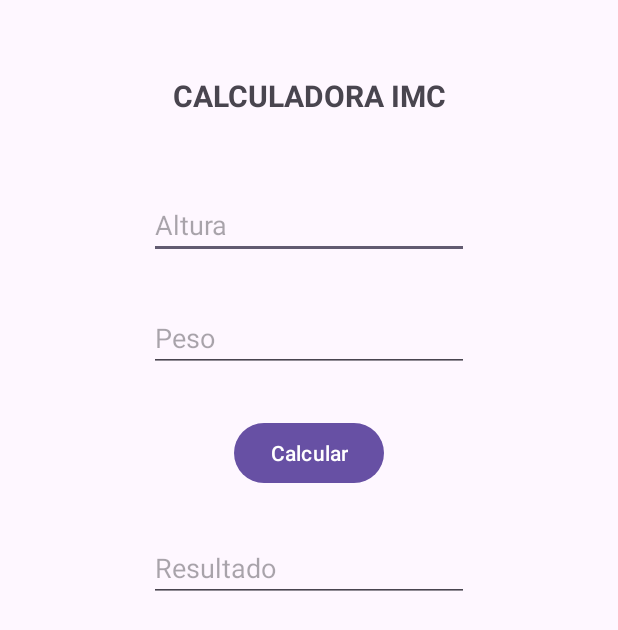
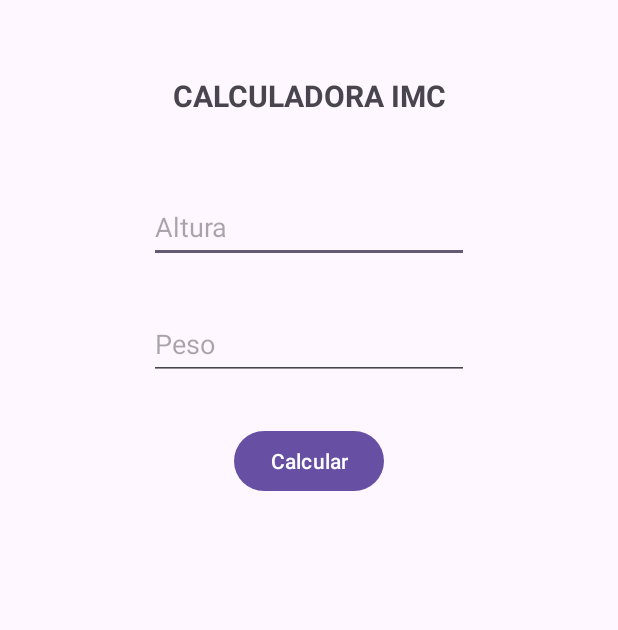
Before and after one commit to K3YC1/AppForms, an Android app: the layout activity_imc.xml on its own in the app's theme, with its tools: preview values and no code run, on a phone screen of 412 x 824 dp. Shown: the top 630 px of the screen. Run offline under Robolectric (Android 15) with nearby library versions, the phone set to English and light mode, and no system bars.

```diff
--- a/app/build.gradle.kts
+++ b/app/build.gradle.kts
@@ -29,6 +29,10 @@ android {
         sourceCompatibility = JavaVersion.VERSION_1_8
         targetCompatibility = JavaVersion.VERSION_1_8
     }
+    buildFeatures{
+        viewBinding = true
+    }
+
 }
 
 dependencies {
--- a/app/src/main/java/pe/edu/idat/appformularios/IMCActivity2.java
+++ /dev/null
@@ -1,14 +0,0 @@
-package pe.edu.idat.appformularios;
-
-import androidx.appcompat.app.AppCompatActivity;
-
-import android.os.Bundle;
-
-public class IMCActivity2 extends AppCompatActivity {
-
-    @Override
-    protected void onCreate(Bundle savedInstanceState) {
-        super.onCreate(savedInstanceState);
-        setContentView(R.layout.activity_imcactivity2);
-    }
-}
--- a/app/src/main/res/layout/activity_imcactivity2.xml
+++ b/app/src/main/res/layout/activity_imc.xml
@@ -4,7 +4,7 @@
     xmlns:tools="http://schemas.android.com/tools"
     android:layout_width="match_parent"
     android:layout_height="match_parent"
-    tools:context=".IMCActivity2">
+    tools:context=".ImcActivity">
 
     <TextView
         android:id="@+id/textView2"
@@ -20,48 +20,48 @@
         app:layout_constraintTop_toTopOf="parent" />
 
     <EditText
-        android:id="@+id/editTextText2"
+        android:id="@+id/txttalla"
         android:layout_width="wrap_content"
         android:layout_height="wrap_content"
         android:layout_marginTop="50dp"
         android:ems="10"
         android:hint="@string/txbAltura"
         android:inputType="text"
+        android:minHeight="48dp"
         app:layout_constraintEnd_toEndOf="parent"
         app:layout_constraintStart_toStartOf="parent"
         app:layout_constraintTop_toBottomOf="@+id/textView2" />
 
     <EditText
-        android:id="@+id/editTextText3"
+        android:id="@+id/txtpeso"
         android:layout_width="wrap_content"
         android:layout_height="wrap_content"
         android:layout_marginTop="30dp"
         android:ems="10"
         android:hint="@string/txbPeso"
         android:inputType="text"
+        android:minHeight="48dp"
         app:layout_constraintEnd_toEndOf="parent"
         app:layout_constraintStart_toStartOf="parent"
-        app:layout_constraintTop_toBottomOf="@+id/editTextText2" />
+        app:layout_constraintTop_toBottomOf="@+id/txttalla" />
 
     <Button
-        android:id="@+id/button"
+        android:id="@+id/btncalcularimc"
         android:layout_width="wrap_content"
         android:layout_height="wrap_content"
         android:layout_marginTop="30dp"
         android:text="@string/valcalcular"
         app:layout_constraintEnd_toEndOf="parent"
         app:layout_constraintStart_toStartOf="parent"
-        app:layout_constraintTop_toBottomOf="@+id/editTextText3" />
+        app:layout_constraintTop_toBottomOf="@+id/txtpeso" />
 
-    <EditText
-        android:id="@+id/editTextText4"
+    <TextView
+        android:id="@+id/tvresultadoimc"
         android:layout_width="wrap_content"
         android:layout_height="wrap_content"
-        android:layout_marginTop="30dp"
-        android:ems="10"
-        android:hint="@string/txbResultado"
-        android:inputType="text"
+        android:layout_marginTop="20dp"
         app:layout_constraintEnd_toEndOf="parent"
         app:layout_constraintStart_toStartOf="parent"
-        app:layout_constraintTop_toBottomOf="@+id/button" />
+        app:layout_constraintTop_toBottomOf="@+id/btncalcularimc" />
+
 </androidx.constraintlayout.widget.ConstraintLayout>
```
Also changed, not shown: app/src/main/AndroidManifest.xml (+7 -5 lines), app/src/main/java/pe/edu/idat/appformularios/ImcActivity.java (added, +52 -0 lines), app/src/main/java/pe/edu/idat/appformularios/MainActivity.java (+22 -2 lines), app/src/main/res/layout/activity_main.xml (+7 -6 lines).
